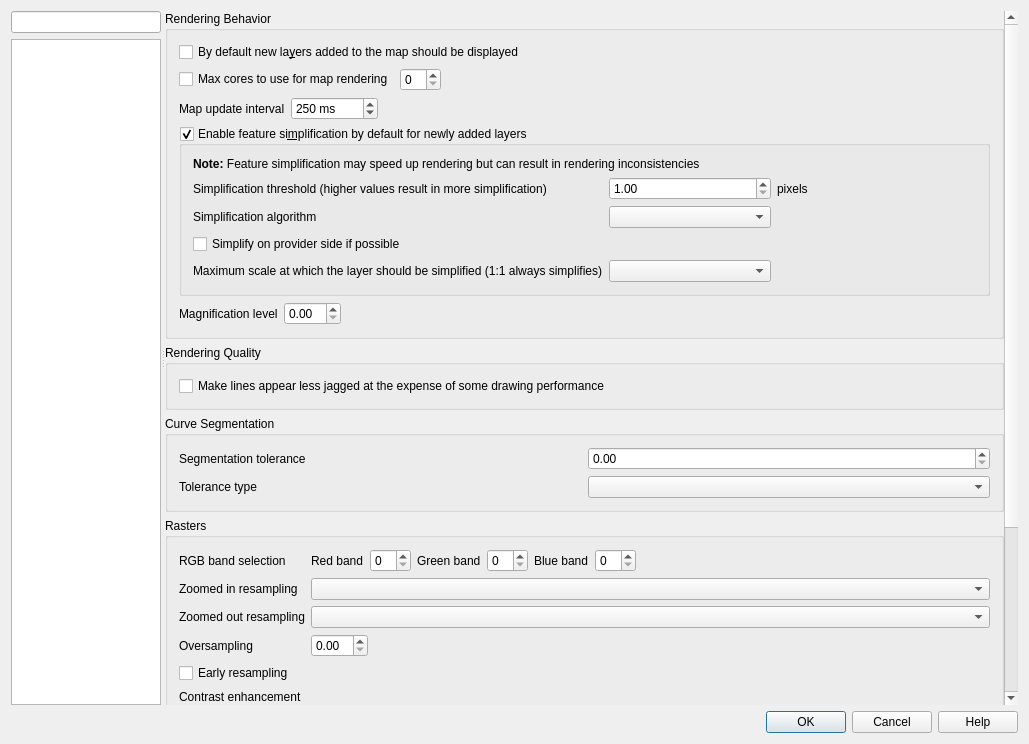
Qt form src/ui/qgsoptionsbase.ui (qgis/QGIS) before a commit.
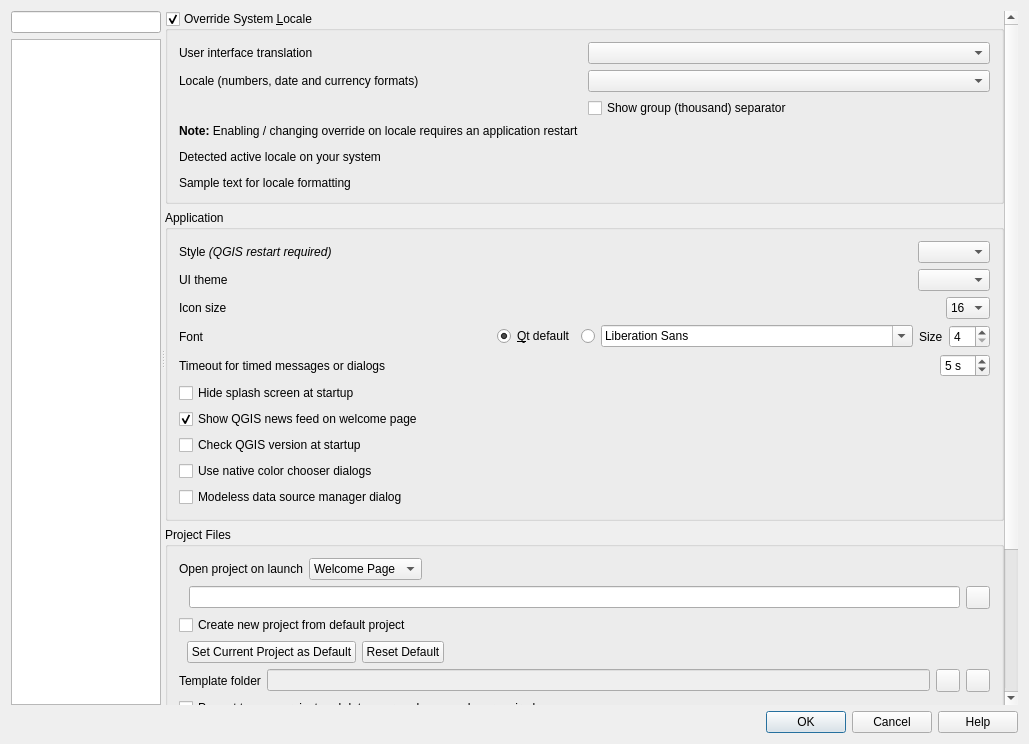
The same form after that commit. The open tabs and pages were chosen to show the change. Icons and pictures are not drawn. Custom widgets are drawn as their Qt base class.

Commit message:
Split rendering options page into Rendering/Vector/Raster pages
Simplifies this crowded options page and also cleans up the code

```diff
--- a/src/ui/qgsoptionsbase.ui
+++ b/src/ui/qgsoptionsbase.ui
@@ -2409,747 +2409,6 @@
            </item>
           </layout>
          </widget>
-         <widget class="QWidget" name="mOptionsPageRendering">
-          <layout class="QVBoxLayout" name="verticalLayout_12">
-           <property name="leftMargin">
-            <number>0</number>
-           </property>
-           <property name="topMargin">
-            <number>0</number>
-           </property>
-           <property name="rightMargin">
-            <number>0</number>
-           </property>
-           <property name="bottomMargin">
-            <number>0</number>
-           </property>
-           <item>
-            <widget class="QgsScrollArea" name="mOptionsScrollArea_04">
-             <property name="frameShape">
-              <enum>QFrame::NoFrame</enum>
-             </property>
-             <property name="widgetResizable">
-              <bool>true</bool>
-             </property>
-             <widget class="QWidget" name="mOptionsScrollAreaContents_04">
-              <property name="geometry">
-               <rect>
-                <x>0</x>
-                <y>0</y>
-                <width>772</width>
-                <height>1396</height>
-               </rect>
-              </property>
-              <layout class="QGridLayout" name="gridLayout_22">
-               <property name="leftMargin">
-                <number>0</number>
-               </property>
-               <property name="topMargin">
-                <number>0</number>
-               </property>
-               <property name="rightMargin">
-                <number>0</number>
-               </property>
-               <property name="bottomMargin">
-                <number>0</number>
-               </property>
-               <item row="3" column="0">
-                <widget class="QgsCollapsibleGroupBox" name="groupBox_14">
-                 <property name="title">
-                  <string>Rasters</string>
-                 </property>
-                 <layout class="QVBoxLayout" name="verticalLayout_10">
-                  <item>
-                   <widget class="QWidget" name="widget" native="true">
-                    <layout class="QGridLayout" name="gridLayout_35">
-                     <property name="leftMargin">
-                      <number>0</number>
-                     </property>
-                     <property name="topMargin">
-                      <number>0</number>
-                     </property>
-                     <property name="rightMargin">
-                      <number>0</number>
-                     </property>
-                     <property name="bottomMargin">
-                      <number>0</number>
-                     </property>
-                     <item row="0" column="0">
-                      <widget class="QLabel" name="label_21">
-                       <property name="text">
-                        <string>RGB band selection</string>
-                       </property>
-                      </widget>
-                     </item>
-                     <item row="0" column="1">
-                      <layout class="QHBoxLayout" name="horizontalLayoutRGB">
-                       <item>
-                        <widget class="QLabel" name="label_22">
-                         <property name="text">
-                          <string>Red band</string>
-                         </property>
-                        </widget>
-                       </item>
-                       <item>
-                        <widget class="QgsSpinBox" name="spnRed"/>
-                       </item>
-                       <item>
-                        <widget class="QLabel" name="label_23">
-                         <property name="text">
-                          <string>Green band</string>
-                         </property>
-                        </widget>
-                       </item>
-                       <item>
-                        <widget class="QgsSpinBox" name="spnGreen"/>
-                       </item>
-                       <item>
-                        <widget class="QLabel" name="label_24">
-                         <property name="text">
-                          <string>Blue band</string>
-                         </property>
-                        </widget>
-                       </item>
-                       <item>
-                        <widget class="QgsSpinBox" name="spnBlue"/>
-                       </item>
-                       <item>
-                        <spacer name="horizontalSpacer_20">
-                         <property name="orientation">
-                          <enum>Qt::Horizontal</enum>
-                         </property>
-                         <property name="sizeHint" stdset="0">
-                          <size>
-                           <width>40</width>
-                           <height>20</height>
-                          </size>
-                         </property>
-                        </spacer>
-                       </item>
-                      </layout>
-                     </item>
-                     <item row="1" column="0">
-                      <widget class="QLabel" name="lbldefaultZoomedInResampling">
-                       <property name="text">
-                        <string>Zoomed in resampling</string>
-                       </property>
-                      </widget>
-                     </item>
-                     <item row="1" column="1">
-                      <widget class="QComboBox" name="mZoomedInResamplingComboBox"/>
-                     </item>
-                     <item row="2" column="0">
-                      <widget class="QLabel" name="lbldefaultZoomedOutResampling">
-                       <property name="text">
-                        <string>Zoomed out resampling</string>
-                       </property>
-                      </widget>
-                     </item>
-                     <item row="2" column="1">
-                      <widget class="QComboBox" name="mZoomedOutResamplingComboBox"/>
-                     </item>
-                     <item row="3" column="0">
-                      <widget class="QLabel" name="lbldefaultOversampling">
-                       <property name="text">
-                        <string>Oversampling</string>
-                       </property>
-                      </widget>
-                     </item>
-                     <item row="3" column="1">
-                      <layout class="QHBoxLayout" name="horizontalLayoutOversampling">
-                       <item>
-                        <widget class="QgsDoubleSpinBox" name="spnOversampling"/>
-                       </item>
-                       <item>
-                        <spacer name="horizontalSpacer_25">
-                         <property name="orientation">
-                          <enum>Qt::Horizontal</enum>
-                         </property>
-                         <property name="sizeHint" stdset="0">
-                          <size>
-                           <width>40</width>
-                           <height>20</height>
-                          </size>
-                         </property>
-                        </spacer>
-                       </item>
-                      </layout>
-                     </item>
-                     <item row="4" column="0">
-                      <widget class="QCheckBox" name="mCbEarlyResampling">
-                       <property name="text">
-                        <string>Early resampling</string>
-                       </property>
-                      </widget>
-                     </item>
-                    </layout>
-                   </widget>
-                  </item>
-                  <item>
-                   <widget class="QgsCollapsibleGroupBox" name="groupBox_17">
-                    <property name="title">
-                     <string>Contrast enhancement</string>
-                    </property>
-                    <property name="flat">
-                     <bool>true</bool>
-                    </property>
-                    <layout class="QVBoxLayout" name="verticalLayout_11">
-                     <item>
-                      <layout class="QGridLayout" name="gridLayout_33">
-                       <item row="4" column="2">
-                        <widget class="QComboBox" name="cboxContrastEnhancementLimitsMultiBandSingleByte"/>
-                       </item>
-                       <item row="1" column="1">
-                        <widget class="QLabel" name="label_50">
-                         <property name="text">
-                          <string>Algorithm</string>
-                         </property>
-                         <property name="alignment">
-                          <set>Qt::AlignCenter</set>
-                         </property>
-                        </widget>
-                       </item>
-                       <item row="3" column="1">
-                        <widget class="QComboBox" name="cboxContrastEnhancementAlgorithmSingleBand"/>
-                       </item>
-                       <item row="3" column="0">
-                        <widget class="QLabel" name="label_37">
-                         <property name="text">
-                          <string>Single band gray</string>
-                         </property>
-                        </widget>
-                       </item>
-                       <item row="1" column="2">
-                        <widget class="QLabel" name="label_51">
-                         <property name="text">
-                          <string>Limits (minimum/maximum)</string>
-                         </property>
-                         <property name="alignment">
-                          <set>Qt::AlignCenter</set>
-                         </property>
-                        </widget>
-                       </item>
-                       <item row="3" column="2">
-                        <widget class="QComboBox" name="cboxContrastEnhancementLimitsSingleBand"/>
-                       </item>
-                       <item row="4" column="1">
-                        <widget class="QComboBox" name="cboxContrastEnhancementAlgorithmMultiBandSingleByte"/>
-                       </item>
-                       <item row="4" column="0">
-                        <widget class="QLabel" name="label_38">
-                         <property name="text">
-                          <string>Multi band color (byte / band) </string>
-                         </property>
-                        </widget>
-                       </item>
-                       <item row="5" column="0">
-                        <widget class="QLabel" name="label_39">
-                         <property name="text">
-                          <string>Multi band color (&gt; byte / band) </string>
-                         </property>
-                        </widget>
-                       </item>
-                       <item row="5" column="1">
-                        <widget class="QComboBox" name="cboxContrastEnhancementAlgorithmMultiBandMultiByte"/>
-                       </item>
-                       <item row="5" column="2">
-                        <widget class="QComboBox" name="cboxContrastEnhancementLimitsMultiBandMultiByte"/>
-                       </item>
-                      </layout>
-                     </item>
-                     <item>
-                      <widget class="QWidget" name="widget_4" native="true">
-                       <layout class="QHBoxLayout" name="horizontalLayout_23">
-                        <property name="leftMargin">
-                         <number>0</number>
-                        </property>
-                        <property name="topMargin">
-                         <number>0</number>
-                        </property>
-                        <property name="rightMargin">
-                         <number>0</number>
-                        </property>
-                        <property name="bottomMargin">
-                         <number>0</number>
-                        </property>
-                       </layout>
-                      </widget>
-                     </item>
-                     <item>
-                      <widget class="QWidget" name="widget_5" native="true">
-                       <layout class="QHBoxLayout" name="horizontalLayout_24">
-                        <property name="leftMargin">
-                         <number>0</number>
-                        </property>
-                        <property name="topMargin">
-                         <number>0</number>
-                        </property>
-                        <property name="rightMargin">
-                         <number>0</number>
-                        </property>
-                        <property name="bottomMargin">
-                         <number>0</number>
-                        </property>
-                       </layout>
-                      </widget>
-                     </item>
-                     <item>
-                      <widget class="Line" name="line">
-                       <property name="orientation">
-                        <enum>Qt::Horizontal</enum>
-                       </property>
-                      </widget>
-                     </item>
-                     <item>
-                      <widget class="QWidget" name="widget_6" native="true">
-                       <layout class="QHBoxLayout" name="horizontalLayout_25">
-                        <property name="leftMargin">
-                         <number>0</number>
-                        </property>
-                        <property name="topMargin">
-                         <number>0</number>
-                        </property>
-                        <property name="rightMargin">
-                         <number>0</number>
-                        </property>
-                        <property name="bottomMargin">
-                         <number>0</number>
-                        </property>
-                       </layout>
-                      </widget>
-                     </item>
-                     <item>
-                      <widget class="QWidget" name="widget_7" native="true">
-                       <layout class="QHBoxLayout" name="horizontalLayout_18">
-                        <property name="leftMargin">
-                         <number>0</number>
-                        </property>
-                        <property name="topMargin">
-                         <number>0</number>
-                        </property>
-                        <property name="rightMargin">
-                         <number>0</number>
-                        </property>
-                        <property name="bottomMargin">
-                         <number>0</number>
-                        </property>
-                        <item>
-                         <widget class="QLabel" name="label_36">
-                          <property name="text">
-                           <string>Cumulative pixel count cut limits</string>
-                          </property>
-                         </widget>
-                        </item>
-                        <item>
-                         <widget class="QgsDoubleSpinBox" name="mRasterCumulativeCutLowerDoubleSpinBox">
-                          <property name="decimals">
-                           <number>1</number>
-                          </property>
-                         </widget>
-                        </item>
-                        <item>
-                         <widget class="QLabel" name="label_34">
-                          <property name="text">
-                           <string>-</string>
-                          </property>
-                         </widget>
-                        </item>
-                        <item>
-                         <widget class="QgsDoubleSpinBox" name="mRasterCumulativeCutUpperDoubleSpinBox">
-                          <property name="decimals">
-                           <number>1</number>
-                          </property>
-                         </widget>
-                        </item>
-                        <item>
-                         <widget class="QLabel" name="label_35">
-                          <property name="text">
-                           <string>%</string>
-                          </property>
-                         </widget>
-                        </item>
-                        <item>
-                         <spacer name="horizontalSpacer_18">
-                          <property name="orientation">
-                           <enum>Qt::Horizontal</enum>
-                          </property>
-                          <property name="sizeHint" stdset="0">
-                           <size>
-                            <width>123</width>
-                            <height>20</height>
-                           </size>
-                          </property>
-                         </spacer>
-                        </item>
-                       </layout>
-                      </widget>
-                     </item>
-                     <item>
-                      <widget class="QWidget" name="widget_2" native="true">
-                       <layout class="QHBoxLayout" name="horizontalLayout_20">
-                        <property name="leftMargin">
-                         <number>0</number>
-                        </property>
-                        <property name="topMargin">
-                         <number>0</number>
-                        </property>
-                        <property name="rightMargin">
-                         <number>0</number>
-                        </property>
-                        <property name="bottomMargin">
-                         <number>0</number>
-                        </property>
-                        <item>
-                         <widget class="QLabel" name="label_25">
-                          <property name="text">
-                           <string>Standard deviation multiplier</string>
-                          </property>
-                         </widget>
-                        </item>
-                        <item>
-                         <widget class="QgsDoubleSpinBox" name="spnThreeBandStdDev">
-                          <property name="maximum">
-                           <double>10.000000000000000</double>
-                          </property>
-                          <property name="singleStep">
-                           <double>0.100000000000000</double>
-                          </property>
-                         </widget>
-                        </item>
-                        <item>
-                         <spacer name="horizontalSpacer_21">
-                          <property name="orientation">
-                           <enum>Qt::Horizontal</enum>
-                          </property>
-                          <property name="sizeHint" stdset="0">
-                           <size>
-                            <width>258</width>
-                            <height>20</height>
-                           </size>
-                          </property>
-                         </spacer>
-                        </item>
-                       </layout>
-                      </widget>
-                     </item>
-                    </layout>
-                   </widget>
-                  </item>
-                 </layout>
-                </widget>
-               </item>
-               <item row="4" column="0">
-                <spacer name="verticalSpacer_6">
-                 <property name="orientation">
-                  <enum>Qt::Vertical</enum>
-                 </property>
-                 <property name="sizeHint" stdset="0">
-                  <size>
-                   <width>20</width>
-                   <height>40</height>
-                  </size>
-                 </property>
-                </spacer>
-               </item>
-               <item row="1" column="0">
-                <widget class="QgsCollapsibleGroupBox" name="groupBox_8">
-                 <property name="title">
-                  <string>Rendering Quality</string>
-                 </property>
-                 <layout class="QVBoxLayout" name="_5">
-                  <property name="leftMargin">
-                   <number>11</number>
-                  </property>
-                  <property name="topMargin">
-                   <number>11</number>
-                  </property>
-                  <property name="rightMargin">
-                   <number>11</number>
-                  </property>
-                  <property name="bottomMargin">
-                   <number>11</number>
-                  </property>
-                  <item>
-                   <widget class="QCheckBox" name="chkAntiAliasing">
-                    <property name="text">
-                     <string>Make lines appear less jagged at the expense of some drawing performance</string>
-                    </property>
-                   </widget>
-                  </item>
-                 </layout>
-                </widget>
-               </item>
-               <item row="0" column="0">
-                <widget class="QgsCollapsibleGroupBox" name="groupBox_5">
-                 <property name="title">
-                  <string>Rendering Behavior</string>
-                 </property>
-                 <layout class="QVBoxLayout" name="verticalLayout_9">
-                  <item>
-                   <widget class="QCheckBox" name="chkAddedVisibility">
-                    <property name="text">
-                     <string>By default new la&amp;yers added to the map should be displayed</string>
-                    </property>
-                   </widget>
-                  </item>
-                  <item>
-                   <layout class="QHBoxLayout" name="horizontalLayout_26">
-                    <item>
-                     <widget class="QCheckBox" name="chkMaxThreads">
-                      <property name="text">
-                       <string>Max cores to use for map rendering</string>
-                      </property>
-                     </widget>
-                    </item>
-                    <item>
-                     <widget class="QgsSpinBox" name="spinMaxThreads"/>
-                    </item>
-                    <item>
-                     <spacer name="horizontalSpacer_41">
-                      <property name="orientation">
-                       <enum>Qt::Horizontal</enum>
-                      </property>
-                      <property name="sizeHint" stdset="0">
-                       <size>
-                        <width>40</width>
-                        <height>20</height>
-                       </size>
-                      </property>
-                     </spacer>
-                    </item>
-                   </layout>
-                  </item>
-                  <item>
-                   <layout class="QHBoxLayout" name="horizontalLayout_4">
-                    <item>
-                     <widget class="QLabel" name="label_56">
-                      <property name="text">
-                       <string>Map update interval</string>
-                      </property>
-                     </widget>
-                    </item>
-                    <item>
-                     <widget class="QgsSpinBox" name="spinMapUpdateInterval">
-                      <property name="suffix">
-                       <string> ms</string>
-                      </property>
-                      <property name="maximum">
-                       <number>999999</number>
-                      </property>
-                      <property name="singleStep">
-                       <number>50</number>
-                      </property>
-                      <property name="value">
-                       <number>250</number>
-                      </property>
-                     </widget>
-                    </item>
-                    <item>
-                     <spacer name="horizontalSpacer_46">
-                      <property name="orientation">
-                       <enum>Qt::Horizontal</enum>
-                      </property>
-                      <property name="sizeHint" stdset="0">
-                       <size>
-                        <width>40</width>
-                        <height>20</height>
-                       </size>
-                      </property>
-                     </spacer>
-                    </item>
-                   </layout>
-                  </item>
-                  <item>
-                   <widget class="QgsCollapsibleGroupBox" name="mSimplifyDrawingGroupBox">
-                    <property name="title">
-                     <string>Enable feature si&amp;mplification by default for newly added layers</string>
-                    </property>
-                    <property name="flat">
-                     <bool>true</bool>
-                    </property>
-                    <property name="checkable">
-                     <bool>true</bool>
-                    </property>
-                    <layout class="QGridLayout" name="_14">
-                     <item row="0" column="1" colspan="4">
-                      <widget class="QLabel" name="label_59">
-                       <property name="text">
-                        <string>&lt;b&gt;Note:&lt;/b&gt; Feature simplification may speed up rendering but can result in rendering inconsistencies</string>
-                       </property>
-                      </widget>
-                     </item>
-                     <item row="1" column="1">
-                      <widget class="QLabel" name="label_65">
-                       <property name="text">
-                        <string>Simplification threshold (higher values result in more simplification)</string>
-                       </property>
-                       <property name="margin">
-                        <number>2</number>
-                       </property>
-                      </widget>
-                     </item>
-                     <item row="1" column="2">
-                      <widget class="QgsDoubleSpinBox" name="mSimplifyDrawingSpinBox">
-                       <property name="toolTip">
-                        <string>Higher values result in more simplification</string>
-                       </property>
-                       <property name="decimals">
-                        <number>2</number>
-                       </property>
-                       <property name="minimum">
-                        <double>1.000000000000000</double>
-                       </property>
-                       <property name="maximum">
-                        <double>5.000000000000000</double>
-                       </property>
-                       <property name="singleStep">
-                        <double>0.200000000000000</double>
-                       </property>
-                       <property name="value">
-                        <double>1.000000000000000</double>
-                       </property>
-                      </widget>
-                     </item>
-                     <item row="1" column="3">
-                      <widget class="QLabel" name="mSimplifyDrawingPx">
-                       <property name="text">
-                        <string>pixels</string>
-                       </property>
-                       <property name="margin">
-                        <number>2</number>
-                       </property>
-                      </widget>
-                     </item>
-                     <item row="1" column="4">
-                      <spacer name="horizontalSpacer_40">
-                       <property name="orientation">
-                        <enum>Qt::Horizontal</enum>
-                       </property>
-                       <property name="sizeHint" stdset="0">
-                        <size>
-                         <width>20</width>
-                         <height>20</height>
-                        </size>
-                       </property>
-                      </spacer>
-                     </item>
-                     <item row="2" column="1">
-                      <widget class="QLabel" name="mSimplifyAlgorithmLabel">
-                       <property name="toolTip">
-                        <string>This algorithm is only applied to simplify on local side</string>
-                       </property>
-                       <property name="text">
-                        <string>Simplification algorithm</string>
-                       </property>
-                       <property name="margin">
-                        <number>2</number>
-                       </property>
-                      </widget>
-                     </item>
-                     <item row="2" column="2">
-                      <widget class="QComboBox" name="mSimplifyAlgorithmComboBox"/>
-                     </item>
-                     <item row="3" column="1" colspan="4">
-                      <widget class="QCheckBox" name="mSimplifyDrawingAtProvider">
-                       <property name="text">
-                        <string>Simplify on provider side if possible</string>
-                       </property>
-                      </widget>
-                     </item>
-                     <item row="4" column="1">
-                      <widget class="QLabel" name="mSimplifyMaxScaleLabel">
-                       <property name="text">
-                        <string>Maximum scale at which the layer should be simplified (1:1 always simplifies)</string>
-                       </property>
-                       <property name="margin">
-                        <number>2</number>
-                       </property>
-                      </widget>
-                     </item>
-                     <item row="4" column="2">
-                      <widget class="QgsScaleComboBox" name="mSimplifyMaximumScaleComboBox">
-                       <property name="sizePolicy">
-                        <sizepolicy hsizetype="Expanding" vsizetype="Fixed">
-                         <horstretch>0</horstretch>
-                         <verstretch>0</verstretch>
-                        </sizepolicy>
-                       </property>
-                      </widget>
-                     </item>
-                    </layout>
-                   </widget>
-                  </item>
-                  <item>
-                   <layout class="QHBoxLayout" name="horizontalLayout_5">
-                    <property name="topMargin">
-                     <number>0</number>
-                    </property>
-                    <item>
-                     <widget class="QLabel" name="labelMagnifier">
-                      <property name="text">
-                       <string>Magnification level</string>
-                      </property>
-                     </widget>
-                    </item>
-                    <item>
-                     <widget class="QgsDoubleSpinBox" name="doubleSpinBoxMagnifierDefault"/>
-                    </item>
-                    <item>
-                     <spacer name="horizontalSpacer_4">
-                      <property name="orientation">
-                       <enum>Qt::Horizontal</enum>
-                      </property>
-                      <property name="sizeType">
-                       <enum>QSizePolicy::Expanding</enum>
-                      </property>
-                      <property name="sizeHint" stdset="0">
-                       <size>
-                        <width>40</width>
-                        <height>20</height>
-                       </size>
-                      </property>
-                     </spacer>
-                    </item>
-                   </layout>
-                  </item>
-                 </layout>
-                </widget>
-               </item>
-               <item row="2" column="0">
-                <widget class="QgsCollapsibleGroupBox" name="mSegmentationGroupBox">
-                 <property name="title">
-                  <string>Curve Segmentation</string>
-                 </property>
-                 <layout class="QGridLayout" name="gridLayout_20">
-                  <item row="0" column="0">
-                   <widget class="QLabel" name="mSegmentationToleranceLabel">
-                    <property name="text">
-                     <string>Segmentation tolerance</string>
-                    </property>
-                   </widget>
-                  </item>
-                  <item row="0" column="1">
-                   <widget class="QgsDoubleSpinBox" name="mSegmentationToleranceSpinBox"/>
-                  </item>
-                  <item row="1" column="0">
-                   <widget class="QLabel" name="mToleranceTypeLabel">
-                    <property name="text">
-                     <string>Tolerance type</string>
-                    </property>
-                   </widget>
-                  </item>
-                  <item row="1" column="1">
-                   <widget class="QComboBox" name="mToleranceTypeComboBox"/>
-                  </item>
-                 </layout>
-                </widget>
-               </item>
-              </layout>
-             </widget>
-            </widget>
-           </item>
-          </layout>
-         </widget>
          <widget class="QWidget" name="mOptionsPageMapCanvas">
           <layout class="QVBoxLayout" name="verticalLayout_16">
            <property name="leftMargin">
```
Left out of the diff: 49 changed lines with no effect on the pictures. The commit also changes 16 other files.
